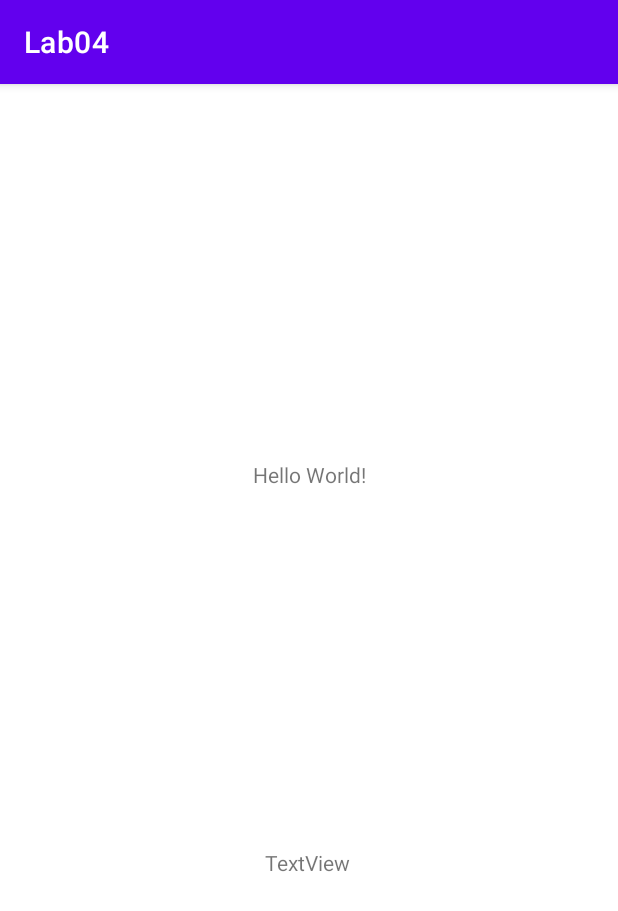
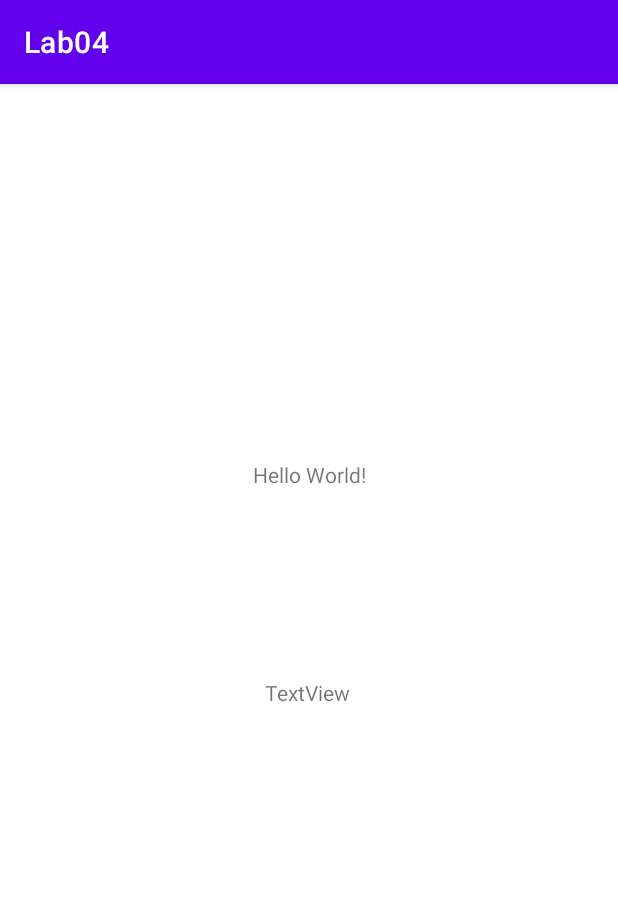
Before and after one commit to IT19108346/IT_MadTutorial04, an Android app: the screen it shows after launch (MainActivity), on a phone screen of 412 x 824 dp. Shown: the top 911 px of the screen. Run offline under Robolectric (Android 15) with nearby library versions, the phone set to English and light mode, and no system bars.

Commit message:
third commit

```diff
--- a/app/src/main/res/layout/activity_main.xml
+++ b/app/src/main/res/layout/activity_main.xml
@@ -27,6 +27,6 @@
         app:layout_constraintHorizontal_bias="0.498"
         app:layout_constraintStart_toStartOf="parent"
         app:layout_constraintTop_toBottomOf="@+id/textView2"
-        app:layout_constraintVertical_bias="0.5" />
+        app:layout_constraintVertical_bias="0.263" />
 
 </androidx.constraintlayout.widget.ConstraintLayout>
```
